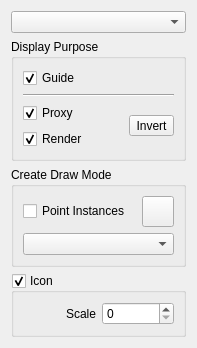
First picture: the form in src/MaxUsdObjects/Views/UsdStageViewportDisplayRollup.ui, repository Autodesk/3dsmax-usd, before the edit.
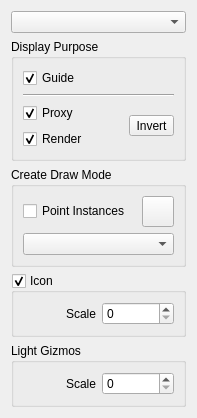
Second picture: the form after the edit. Custom widgets are drawn as their Qt base class.

Patch:
```diff
--- a/src/MaxUsdObjects/Views/UsdStageViewportDisplayRollup.ui
+++ b/src/MaxUsdObjects/Views/UsdStageViewportDisplayRollup.ui
@@ -197,6 +197,31 @@
      </layout>
     </widget>
    </item>
+      <item>
+          <widget class="QGroupBox" name="LightGizmos">
+              <property name="title">
+                  <string>Light Gizmos</string>
+              </property>
+              <property name="flat">
+                  <bool>true</bool>
+              </property>
+              <layout class="QGridLayout" name="gridLayout_1">
+                  <item row="0" column="0" alignment="Qt::AlignRight">
+                      <widget class="QLabel" name="LightGizmoScaleLabel">
+                          <property name="layoutDirection">
+                              <enum>Qt::LeftToRight</enum>
+                          </property>
+                          <property name="text">
+                              <string>Scale</string>
+                          </property>
+                      </widget>
+                  </item>
+                  <item row="0" column="1">
+                      <widget class="MaxSDK::QmaxDoubleSpinBox" name="LightGizmoScale"/>
+                  </item>
+              </layout>
+          </widget>
+      </item>
   </layout>
  </widget>
  <customwidgets>
```
